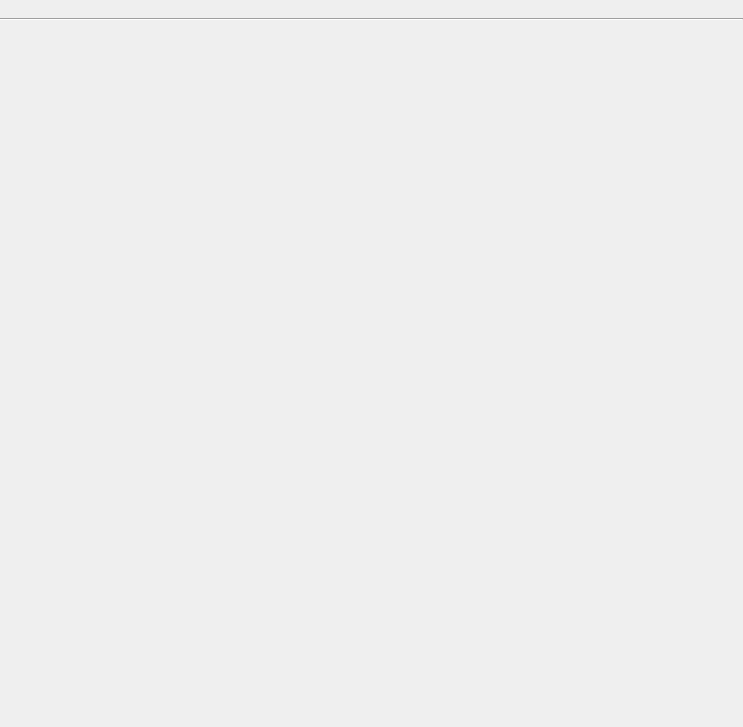
The window that designer/addcards.ui (ankitects/anki) describes before a commit, drawn with Qt 5.
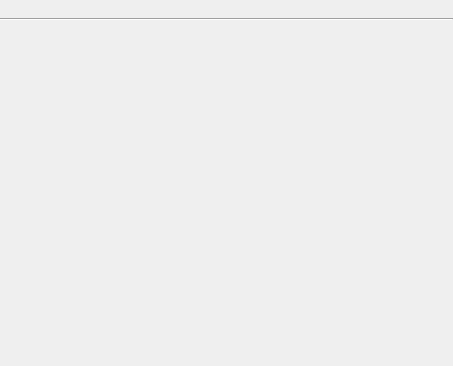
The same window after the commit. Icons and pictures are not drawn.

```diff
--- a/designer/addcards.ui
+++ b/designer/addcards.ui
@@ -6,8 +6,8 @@
    <rect>
     <x>0</x>
     <y>0</y>
-    <width>743</width>
-    <height>727</height>
+    <width>453</width>
+    <height>366</height>
    </rect>
   </property>
   <property name="windowTitle">
```
